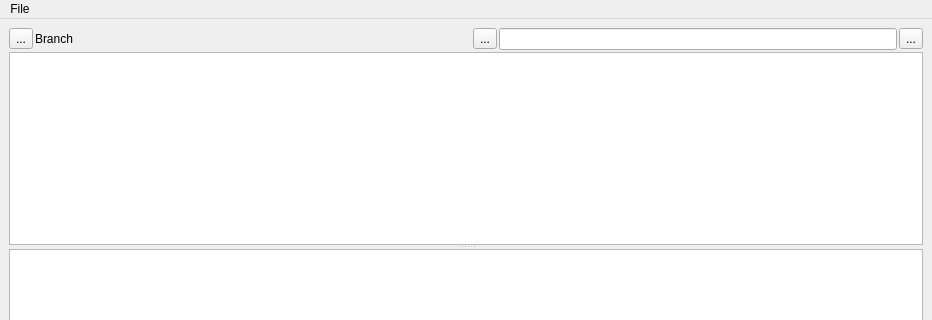
Before: the Qt Designer form src/mainwindow.ui in ballessay/quokkagit, drawn with Qt 5; both pictures show x 0 to 932 and y 0 to 320 of the 932 by 666 pixel window.
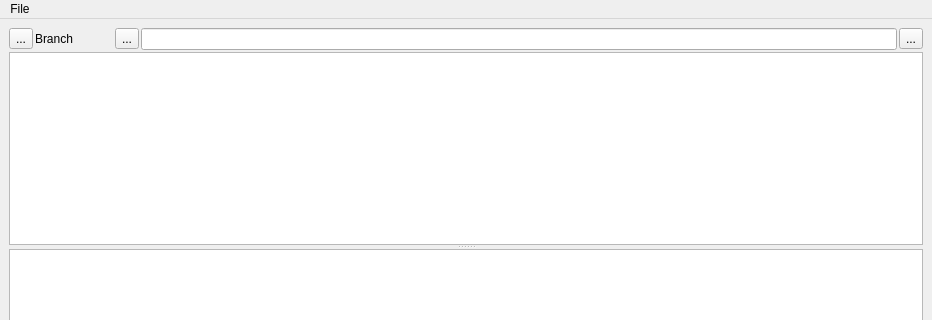
After: the same form once the commit is applied.

Patch:
```diff
--- a/src/mainwindow.ui
+++ b/src/mainwindow.ui
@@ -70,6 +70,9 @@
              <property name="orientation">
               <enum>Qt::Horizontal</enum>
              </property>
+             <property name="sizeType">
+              <enum>QSizePolicy::Maximum</enum>
+             </property>
              <property name="sizeHint" stdset="0">
               <size>
                <width>40</width>
```
Left out of the diff: 12 changed lines with no effect on the pictures.
